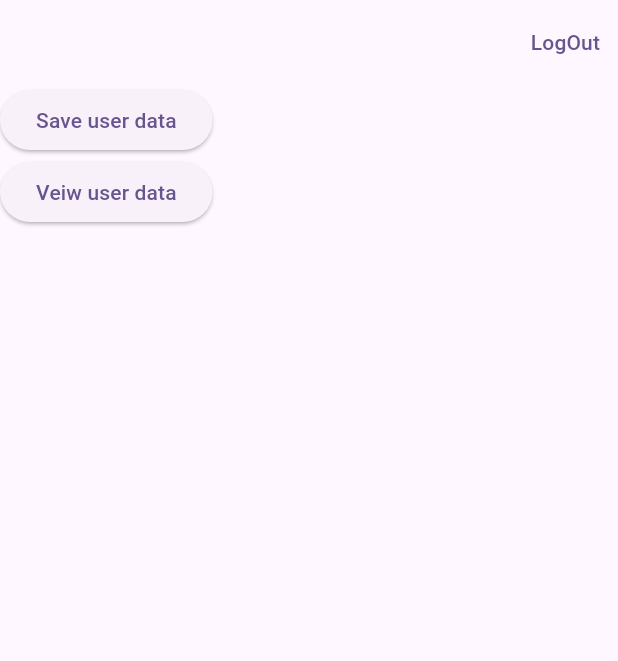
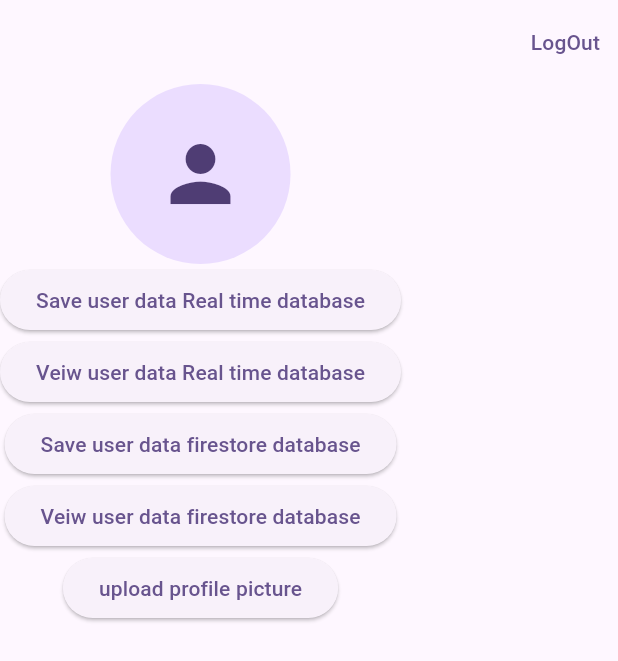
Before and after one commit to Mohamed-Abdel-Rahem/nexus_hub_flutter_firebase, a Flutter app: the HomePage2 screen opened directly, on a phone screen of 412 x 824 dp. Shown: the top 661 px of the screen. Run offline on Flutter 3.47's test engine with Material 3 defaults, Android fonts, the phone set to English and light mode, and no system bars; our stand-ins replace cached_network_image, cloud_firestore, dio, firebase_auth, firebase_core, firebase_database and 2 more; accounts and stored records are empty.

Commit message:
add CloudinaryService for image uploads using Dio
Integrated Cloudinary for media storage.

Configured unsigned upload presets.

Handled upload progress and secure URL retrieval.

Ready to start Login and Signup implementation.

```diff
--- a/lib/main.dart
+++ b/lib/main.dart
@@ -1,6 +1,7 @@
 import 'package:flutter/material.dart';
 import 'package:nexus_hub_flutter_firebase/screens/home.dart';
 import 'package:firebase_core/firebase_core.dart';
+import 'package:nexus_hub_flutter_firebase/screens/login.dart';
 import 'package:nexus_hub_flutter_firebase/screens/spalshScreen.dart';
 import 'firebase_options.dart';
 
@@ -20,7 +21,7 @@ class FirebaseApp extends StatelessWidget {
     return MaterialApp(
       title: 'Flutter Demo',
       theme: ThemeData(colorScheme: .fromSeed(seedColor: Colors.deepPurple)),
-      home: SpalshScreen(),
+      home: LoginScreen(),
     );
   }
 }
--- a/lib/model/app_user.dart
+++ b/lib/model/app_user.dart
@@ -40,5 +40,6 @@ class AppUser {
   }
 
   @override
-  String toString() => 'AppUser(name: $name, email: $email)';
+  String toString() =>
+      'AppUser(name: $name, email: $email, phone: $phone, uid: $uid, address: $address)';
 }
--- /dev/null
+++ b/lib/model/cloud_model.dart
@@ -0,0 +1,40 @@
+import 'dart:io';
+import 'package:dio/dio.dart';
+
+class CloudinaryService {
+  // بياناتك الحقيقية اللي بعتها
+  static const String cloudName = "dtv72znzl";
+  static const String uploadPreset =
+      "nexus_preset"; // تأكد إنك سميته كدة وعملته Unsigned في الموقع
+
+  final Dio _dio = Dio();
+
+  Future<String?> uploadImage(File file) async {
+    try {
+      String url = "https://api.cloudinary.com/v1_1/$cloudName/image/upload";
+
+      // تجهيز البيانات كأنها Form
+      FormData formData = FormData.fromMap({
+        "file": await MultipartFile.fromFile(file.path),
+        "upload_preset": uploadPreset,
+      });
+
+      // إرسال الطلب مع مراقبة التحدم (اختياري بس احترافي)
+      Response response = await _dio.post(
+        url,
+        data: formData,
+        onSendProgress: (sent, total) {
+          print("Progress: ${(sent / total * 100).toStringAsFixed(0)}%");
+        },
+      );
+
+      if (response.statusCode == 200) {
+        // ده اللينك النهائي للصورة (Secure URL)
+        return response.data['secure_url'];
+      }
+    } catch (e) {
+      print("Error during Cloudinary upload: $e");
+    }
+    return null;
+  }
+}
--- a/lib/screens/home2.dart
+++ b/lib/screens/home2.dart
@@ -1,9 +1,16 @@
+import 'dart:io';
+
+import 'package:cached_network_image/cached_network_image.dart';
 import 'package:firebase_auth/firebase_auth.dart';
 import 'package:firebase_database/firebase_database.dart';
 import 'package:flutter/material.dart';
+import 'package:image_picker/image_picker.dart';
 import 'package:nexus_hub_flutter_firebase/model/app_user.dart';
+import 'package:nexus_hub_flutter_firebase/model/cloud_model.dart';
 import 'package:nexus_hub_flutter_firebase/model/extension.dart';
 import 'package:nexus_hub_flutter_firebase/screens/home.dart';
+import 'package:cloud_firestore/cloud_firestore.dart';
+import 'package:firebase_storage/firebase_storage.dart';
 
 class HomePage2 extends StatefulWidget {
   const HomePage2({super.key});
@@ -15,6 +22,8 @@ class HomePage2 extends StatefulWidget {
 class _HomePage2State extends State<HomePage2> {
   final FirebaseAuth _auth = FirebaseAuth.instance;
   final DatabaseReference _db = FirebaseDatabase.instance.ref();
+  final FirebaseFirestore _firestore = FirebaseFirestore.instance;
+  final Reference _storageRef = FirebaseStorage.instance.ref();
   @override
   Widget build(BuildContext context) {
     return Scaffold(
@@ -25,19 +34,77 @@ class _HomePage2State extends State<HomePage2> {
       ),
       body: Column(
         children: [
+          StreamBuilder<DocumentSnapshot>(
+            // 1. مراقبة الدوكيومنت بتاع المستخدم الحالي
+            stream: _firestore
+                .collection('users')
+                .doc(_auth.currentUser!.uid)
+                .snapshots(),
+            builder: (context, snapshot) {
+              // 2. التأكد إن الداتا وصلت
+              if (snapshot.hasData && snapshot.data!.exists) {
+                // 3. استخراج البيانات وتحويلها لـ Map
+                var userData = snapshot.data!.data() as Map<String, dynamic>;
+
+                // 4. الحصول على اللينك من حقل 'pic' (تأكد إنه نفس الاسم في Firestore)
+                String? urlFromFirestore = userData['pic'];
+
+                // 5. عرض الصورة لو اللينك موجود، أو عرض أيقونة افتراضية
+                if (urlFromFirestore != null && urlFromFirestore.isNotEmpty) {
+                  return CachedNetworkImage(
+                    imageUrl: urlFromFirestore,
+                    imageBuilder: (context, imageProvider) => CircleAvatar(
+                      radius: 60,
+                      backgroundImage: imageProvider,
+                    ),
+                    placeholder: (context, url) =>
+                        const CircularProgressIndicator(),
+                    errorWidget: (context, url, error) =>
+                        const Icon(Icons.error, color: Colors.red),
+                  );
+                } else {
+                  return const CircleAvatar(
+                    radius: 60,
+                    child: Icon(Icons.person, size: 60),
+                  );
+                }
+              }
+
+              // حالة التحميل (بينما يجلب الـ Stream البيانات لأول مرة)
+              return const CircularProgressIndicator();
+            },
+          ),
+
+          //Real time database add data
           ElevatedButton(
             onPressed: () => __saveUserData(),
-            child: Text('Save user data'),
+            child: Text('Save user data Real time database'),
+          ),
+          //Real time database read data
+          ElevatedButton(
+            onPressed: () => __readUserData(),
+            child: Text('Veiw user data Real time database'),
+          ),
+          //Firestore database add data
+          ElevatedButton(
+            onPressed: () => __saveUserDataInFireStore(),
+            child: Text('Save user data firestore database'),
+          ),
+          //Firestore time database read data
+          ElevatedButton(
+            onPressed: () => __readUserDataInFireStore(),
+            child: Text('Veiw user data firestore database'),
           ),
           ElevatedButton(
-            onPressed: () => __readUserData(),
-            child: Text('Veiw user data'),
+            onPressed: () => __uploadProfilePicture(),
+            child: Text('upload profile picture'),
           ),
         ],
       ),
     );
   }
 
+  //Firebase auth sign out
   Future<void> _signOut() async {
     try {
       await _auth.signOut();
@@ -59,6 +126,7 @@ class _HomePage2State extends State<HomePage2> {
     }
   }
 
+  //Real time database add data
   Future<void> __saveUserData() async {
     AppUser user = AppUser(
       name: 'Mohamed',
@@ -76,6 +144,7 @@ class _HomePage2State extends State<HomePage2> {
         });
   }
 
+  //Real time database read data
   Future<void> __readUserData() async {
     _db.child('users').child(_auth.currentUser!.uid).onValue.listen((event) {
       // print(event.snapshot.value);
@@ -88,6 +157,66 @@ class _HomePage2State extends State<HomePage2> {
       print(user);
     });
   }
+
+  void __saveUserDataInFireStore() {
+    AppUser user = AppUser(
+      name: 'Mohamed',
+      phone: '01018134686',
+      address: 'Egypt-Giza-October',
+      email: _auth.currentUser!.email!,
+      uid: _auth.currentUser!.uid,
+    );
+    _firestore
+        .collection('users')
+        .doc(_auth.currentUser!.uid)
+        .set(user.toMap())
+        .then((value) {
+          print('data saved');
+        })
+        .catchError((error) => print('Failed to add user: $error'));
+  }
+
+  void __readUserDataInFireStore() {
+    _firestore
+        .collection('users')
+        .doc(_auth.currentUser!.uid)
+        .get()
+        .then((value) {
+          print(value.data());
+          print(value.data().runtimeType);
+          AppUser user = AppUser.fromMap(value.data()!);
+          print(user);
+        })
+        .catchError((error) => print('Failed to read user: $error'));
+  }
+
+  void __uploadProfilePicture() async {
+    final path = await _getImage();
+
+    if (path != null) {}
+    // 2. رفع الصورة لـ Cloudinary
+    CloudinaryService cloudinary = CloudinaryService();
+    String? imageUrl = await cloudinary.uploadImage(File(path ?? ''));
+
+    if (imageUrl != null) {
+      // 3. تحديث الـ Firestore باللينك اللي رجع
+      await FirebaseFirestore.instance
+          .collection('users')
+          .doc(_auth.currentUser!.uid) // الـ UID بتاع المستخدم الحالي
+          .update({'pic': imageUrl});
+
+      print("مبروك! الصورة ارفعت واللينك اتحفظ: $imageUrl");
+    }
+  }
+
+  Future<String?> _getImage() async {
+    ImagePicker picker = ImagePicker();
+    XFile? xFile = await picker.pickImage(source: ImageSource.camera);
+    // print(xFile?.path);
+    return xFile?.path;
+  }
+
+  //FireStore database
 }
 /*Future<void> __readUserData() async {
     try {
```
Also changed, not shown: lib/screens/login.dart (added, +15 -0 lines), pubspec.yaml (+8 -3 lines), assets/profile/image_profile.jpg (added), pubspec.lock, 5 other files.
